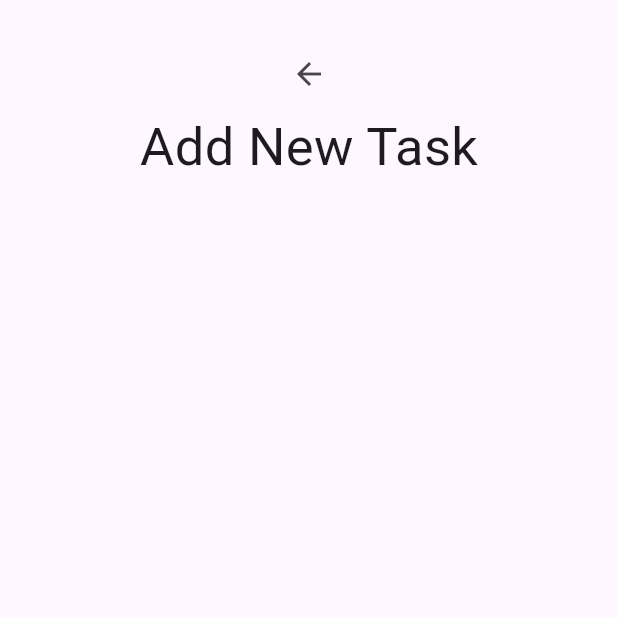
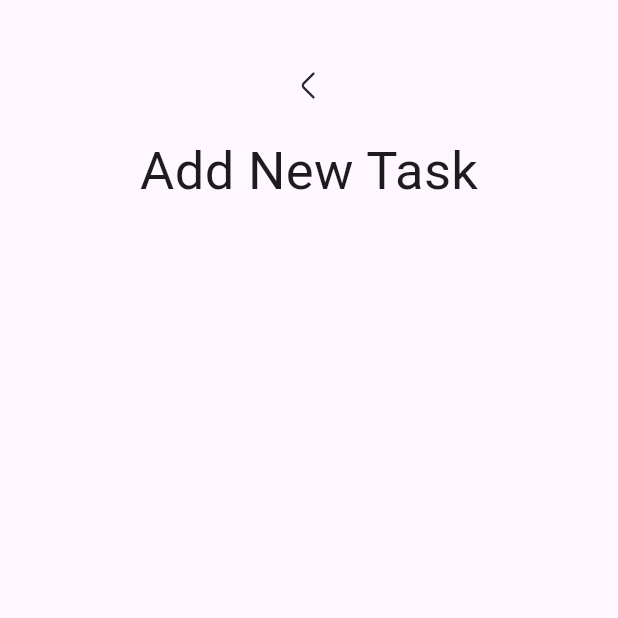
Before and after one commit to ahmdZhran/to_do, a Flutter app: the AddTaskView screen opened by its route, on a phone screen of 412 x 824 dp, the top half of it. Run offline on Flutter 3.47's test engine with Material 3 defaults, Android fonts, the phone set to English and light mode, and no system bars; our stand-ins replace flutter_svg, lottie; Roboto replaces fonts that are missing (Kanit-ExtraLight).

Commit message:
add arrow icon

```diff
--- a/lib/core/utls/assets.dart
+++ b/lib/core/utls/assets.dart
@@ -1,3 +1,4 @@
 abstract class AppAssets {
   static const String lottieFilePath = "assets/lottie/1.json";
+  static const String customArrowIcon = "assets/images/arrow-left.svg";
 }
--- a/lib/features/add_task/presentation/views/add_task_view.dart
+++ b/lib/features/add_task/presentation/views/add_task_view.dart
@@ -1,4 +1,6 @@
 import 'package:flutter/material.dart';
+import 'package:flutter_svg/flutter_svg.dart';
+import 'package:to_do/core/utls/assets.dart';
 import 'package:to_do/features/add_task/presentation/widgets/head_add_task_text.dart';
 
 class AddTaskView extends StatelessWidget {
@@ -15,9 +17,11 @@ class AddTaskView extends StatelessWidget {
             ),
             SliverToBoxAdapter(
               child: IconButton(
-                onPressed: () {},
-                icon: const Icon(Icons.arrow_back),
-              ),
+                  onPressed: () {},
+                  icon: IconButton(
+                    onPressed: () {},
+                    icon: SvgPicture.asset(AppAssets.customArrowIcon),
+                  )),
             ),
             const SliverToBoxAdapter(
               child: HeadAddTaskVeiwText(),
--- a/pubspec.yaml
+++ b/pubspec.yaml
@@ -31,14 +31,10 @@ dependencies:
   cupertino_icons: ^1.0.2
   flutter:
     sdk: flutter
+  flutter_svg: ^2.0.9
   lottie: ^2.7.0
 
 dev_dependencies:
-  # The "flutter_lints" package below contains a set of recommended lints to
-  # encourage good coding practices. The lint set provided by the package is
-  # activated in the `analysis_options.yaml` file located at the root of your
-  # package. See that file for information about deactivating specific lint
-  # rules and activating additional ones.
   flutter_lints: ^2.0.0
   flutter_test:
     sdk: flutter
```
Also changed, not shown: pubspec.lock.
